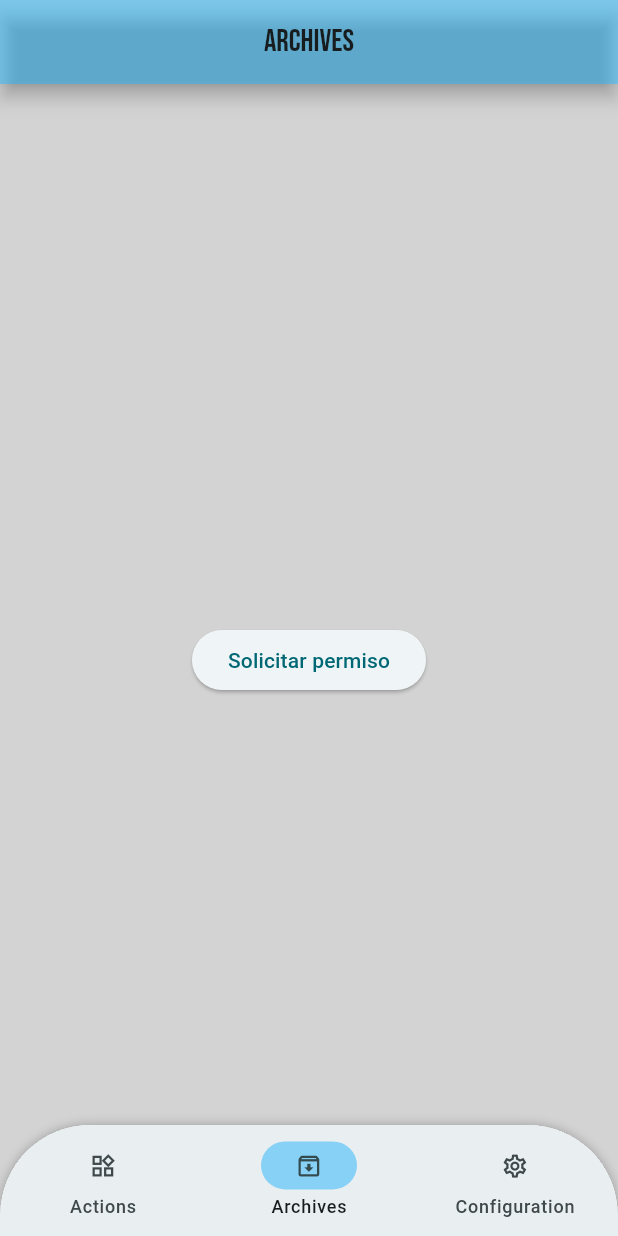
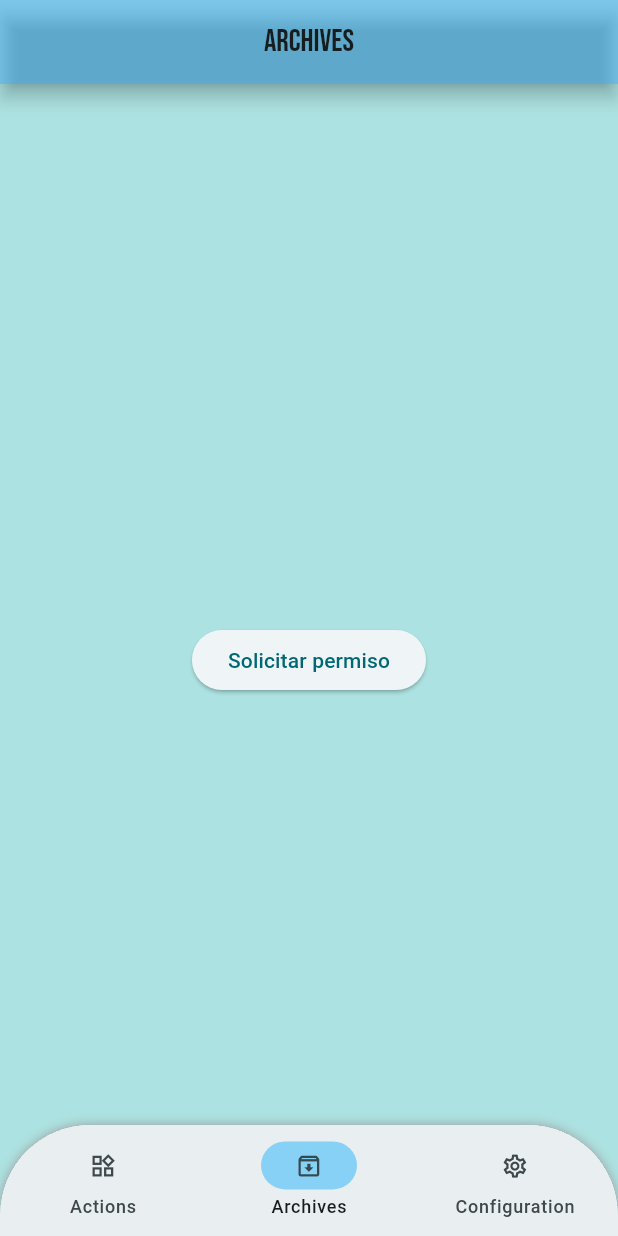
Before and after one commit to Kross26/app_pdf, a Flutter app: the screen it shows after launch, item 2 of the bottom bar chosen, on a phone screen of 412 x 824 dp. Run offline on Flutter 3.47's test engine with Material 3 defaults, Android fonts, the phone set to English and light mode, and no system bars; our stand-ins replace go_router, permission_handler.

Commit message:
background color change

```diff
--- a/lib/ui/pages/views/archives_view.dart
+++ b/lib/ui/pages/views/archives_view.dart
@@ -7,7 +7,7 @@ class ArchivesView extends StatelessWidget {
   @override
   Widget build(BuildContext context) {
     return Scaffold(
-      backgroundColor: const Color.fromRGBO(211, 211, 211, 1),
+      backgroundColor: Color.fromRGBO(172, 226, 225, 100),
       body: Center(
         child: ElevatedButton(
           child: const Text('Solicitar permiso'),
```
